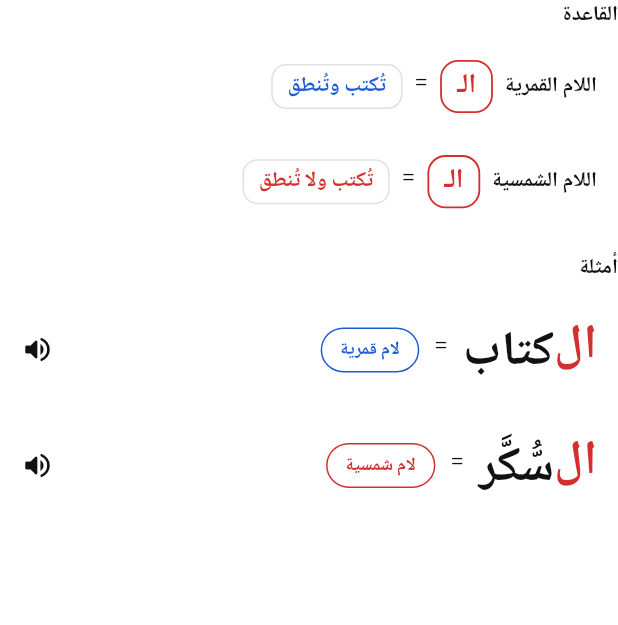
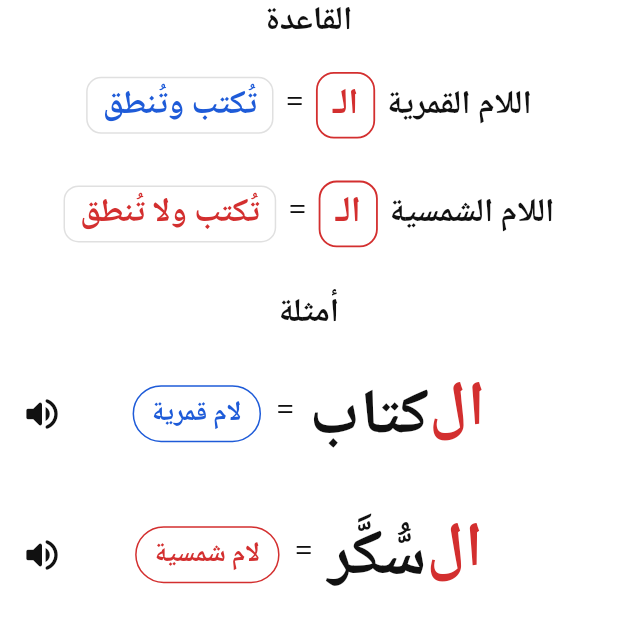
Before and after one commit to alansaria2026/imlaa-app, a Flutter app: the RuleContent widget shown alone on an empty page, opened directly, on a phone screen of 412 x 824 dp. Shown: the top 625 px of the screen. Run offline on Flutter 3.47's test engine with Material 3 defaults, Android fonts, the phone set to English and light mode, and no system bars; our stand-ins replace audioplayers, flutter_tts, shared_preferences; accounts and stored records are empty.

Commit message:
صفحة «تعرّف على اللام القمرية واللام الشمسية»: خط أكبر ومحتوى في الوسط
Co-Authored-By: Claude Opus 5.5 <noreply@anthropic.com>
Claude-Session: https://claude.ai/code/session_01Ffnc49FAQGPHWKsfZ3FjWn

```diff
--- a/lib/lesson/rule_content.dart
+++ b/lib/lesson/rule_content.dart
@@ -24,7 +24,8 @@ class RuleContent extends StatelessWidget {
       children: [
         Text(
           'القاعدة',
-          style: t.titleSmall?.copyWith(
+          textAlign: TextAlign.center,
+          style: t.titleLarge?.copyWith(
             fontWeight: FontWeight.w800,
             color: AppColors.primary,
           ),
@@ -36,7 +37,8 @@ class RuleContent extends StatelessWidget {
         const SizedBox(height: 20),
         Text(
           'أمثلة',
-          style: t.titleSmall?.copyWith(
+          textAlign: TextAlign.center,
+          style: t.titleLarge?.copyWith(
             fontWeight: FontWeight.w800,
             color: AppColors.primary,
           ),
@@ -71,19 +73,24 @@ class _RuleLine extends StatelessWidget {
         color: AppColors.background,
         borderRadius: BorderRadius.circular(16),
       ),
-      child: Wrap(
-        crossAxisAlignment: WrapCrossAlignment.center,
-        spacing: 8,
-        runSpacing: 6,
+      // سطر واحد في الوسط بأكبر خط ممكن؛ يصغر على الشاشات الضيقة.
+      child: FittedBox(
+        fit: BoxFit.scaleDown,
+        child: Row(
+          mainAxisSize: MainAxisSize.min,
           children: [
             Text(
               moon ? 'اللام القمرية' : 'اللام الشمسية',
-            style: Theme.of(
-              context,
-            ).textTheme.titleSmall?.copyWith(fontWeight: FontWeight.w700),
+              style: Theme.of(context).textTheme.titleLarge?.copyWith(
+                fontSize: 22,
+                fontWeight: FontWeight.w700,
               ),
-          const AlBox(size: 18),
-          Text('=', style: Theme.of(context).textTheme.titleMedium),
+            ),
+            const SizedBox(width: 8),
+            const AlBox(size: 24),
+            const SizedBox(width: 8),
+            Text('=', style: Theme.of(context).textTheme.titleLarge),
+            const SizedBox(width: 8),
             Container(
               padding: const EdgeInsets.symmetric(horizontal: 10, vertical: 4),
               decoration: BoxDecoration(
@@ -92,13 +99,15 @@ class _RuleLine extends StatelessWidget {
               ),
               child: Text(
                 type.rule,
-              style: Theme.of(context).textTheme.titleSmall?.copyWith(
+                style: Theme.of(context).textTheme.titleLarge?.copyWith(
+                  fontSize: 22,
                   fontWeight: FontWeight.w800,
                   color: moon ? AppColors.moon : AppColors.sun,
                 ),
               ),
             ),
           ],
+        ),
       ),
     );
   }
@@ -127,21 +136,27 @@ class _ExampleTile extends StatelessWidget {
           padding: const EdgeInsets.symmetric(horizontal: 14, vertical: 6),
           child: Row(
             children: [
+              // أيقونة بالعرض نفسه في الطرف الآخر حتى يتوسط المثال.
+              const SizedBox(width: 28),
               Expanded(
-                child: Wrap(
-                  crossAxisAlignment: WrapCrossAlignment.center,
-                  spacing: 10,
+                child: FittedBox(
+                  fit: BoxFit.scaleDown,
+                  child: Row(
+                    mainAxisSize: MainAxisSize.min,
                     children: [
-                    AlText(word, size: 32),
-                    Text('=', style: Theme.of(context).textTheme.titleMedium),
-                    LamChip(type),
+                      AlText(word, size: 42),
+                      const SizedBox(width: 10),
+                      Text('=', style: Theme.of(context).textTheme.titleLarge),
+                      const SizedBox(width: 10),
+                      LamChip(type, fontSize: 18),
                     ],
+                  ),
                 ),
               ),
               const Icon(
                 Icons.volume_up_rounded,
                 color: AppColors.primary,
-                size: 22,
+                size: 28,
               ),
             ],
           ),
--- a/lib/widgets/common.dart
+++ b/lib/widgets/common.dart
@@ -135,10 +135,13 @@ class PageCard extends StatelessWidget {
 
 /// شارة نوع اللام.
 class LamChip extends StatelessWidget {
-  const LamChip(this.type, {super.key, this.dense = false});
+  const LamChip(this.type, {super.key, this.dense = false, this.fontSize});
 
   final LamType type;
   final bool dense;
+
+  /// حجم الخط؛ الافتراضي حجم labelMedium.
+  final double? fontSize;
 
   @override
   Widget build(BuildContext context) {
@@ -158,6 +161,7 @@ class LamChip extends StatelessWidget {
         child: Text(
           type.label,
           style: Theme.of(context).textTheme.labelMedium?.copyWith(
+            fontSize: fontSize,
             fontWeight: FontWeight.w800,
             color: moon ? AppColors.moon : AppColors.sun,
           ),
```
Lines whose indentation alone changed are shown as unchanged.
